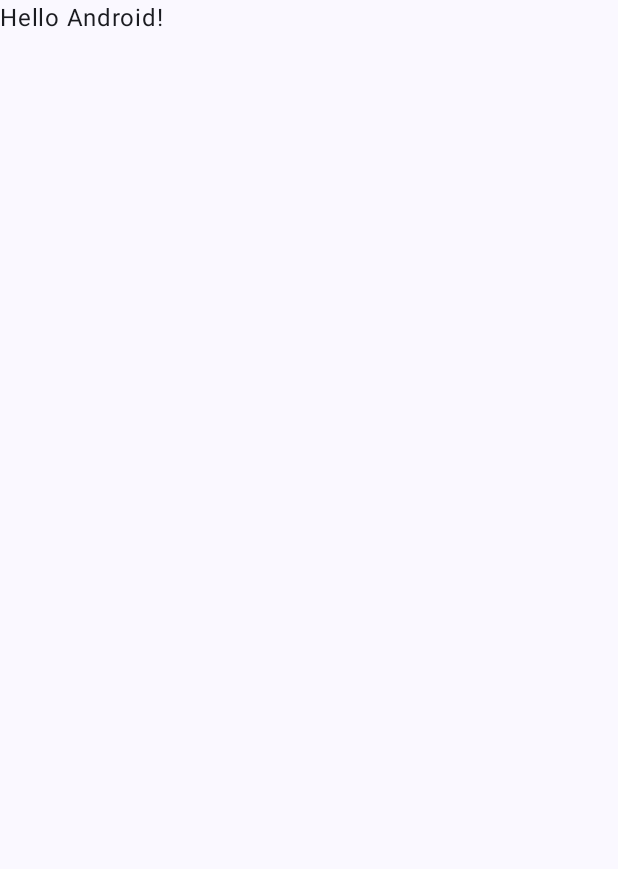
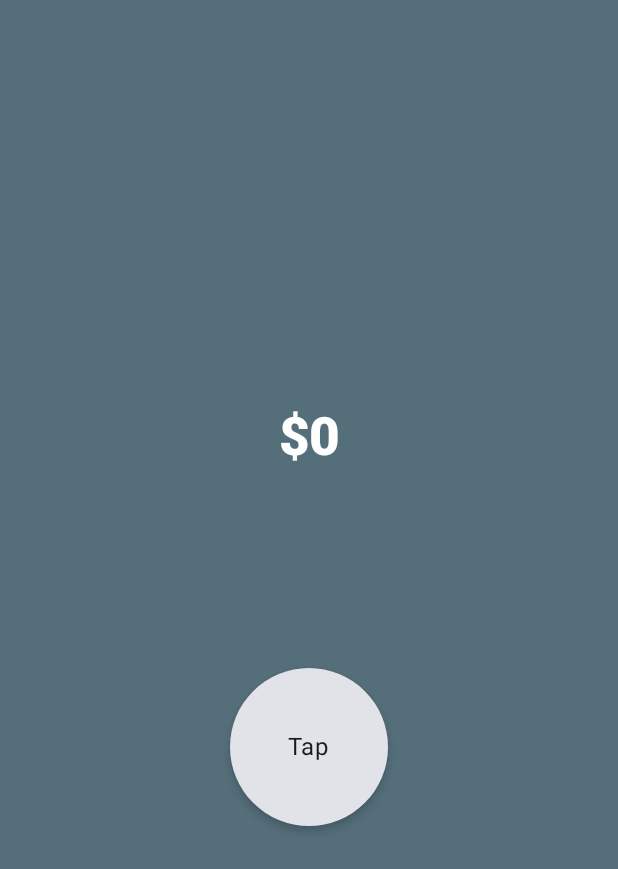
Before and after one commit to MAdem01/JetpackIntro, an Android app built with Jetpack Compose: the screen it shows after launch (MainActivity), on a phone screen of 412 x 824 dp. Before the commit the part shown is almost empty. Shown: the top 869 px of the screen. Run offline under Robolectric (Android 15) with nearby library versions, the phone set to English and light mode, and no system bars.

Commit message:
Finished project

```diff
--- a/app/build.gradle.kts
+++ b/app/build.gradle.kts
@@ -6,12 +6,12 @@ plugins {
 
 android {
     namespace = "com.example.jetpackintro"
-    compileSdk = 34
+    compileSdk = 35
 
     defaultConfig {
         applicationId = "com.example.jetpackintro"
         minSdk = 24
-        targetSdk = 34
+        targetSdk = 35
         versionCode = 1
         versionName = "1.0"
 
--- a/app/src/main/java/com/example/jetpackintro/MainActivity.kt
+++ b/app/src/main/java/com/example/jetpackintro/MainActivity.kt
@@ -3,45 +3,99 @@ package com.example.jetpackintro
 import android.os.Bundle
 import androidx.activity.ComponentActivity
 import androidx.activity.compose.setContent
-import androidx.activity.enableEdgeToEdge
+import androidx.compose.foundation.clickable
+import androidx.compose.foundation.layout.Arrangement
+import androidx.compose.foundation.layout.Box
+import androidx.compose.foundation.layout.Column
+import androidx.compose.foundation.layout.Spacer
 import androidx.compose.foundation.layout.fillMaxSize
+import androidx.compose.foundation.layout.height
 import androidx.compose.foundation.layout.padding
-import androidx.compose.material3.Scaffold
+import androidx.compose.foundation.layout.size
+import androidx.compose.foundation.shape.CircleShape
+import androidx.compose.material3.Card
+import androidx.compose.material3.CardDefaults
+import androidx.compose.material3.Surface
 import androidx.compose.material3.Text
 import androidx.compose.runtime.Composable
+import androidx.compose.runtime.mutableIntStateOf
+import androidx.compose.runtime.remember
+import androidx.compose.ui.Alignment
 import androidx.compose.ui.Modifier
+import androidx.compose.ui.graphics.Color
+import androidx.compose.ui.text.TextStyle
+import androidx.compose.ui.text.font.FontWeight
 import androidx.compose.ui.tooling.preview.Preview
+import androidx.compose.ui.unit.dp
+import androidx.compose.ui.unit.sp
 import com.example.jetpackintro.ui.theme.JetpackIntroTheme
 
 class MainActivity : ComponentActivity() {
     override fun onCreate(savedInstanceState: Bundle?) {
         super.onCreate(savedInstanceState)
-        enableEdgeToEdge()
         setContent {
             JetpackIntroTheme {
-                Scaffold(modifier = Modifier.fillMaxSize()) { innerPadding ->
-                    Greeting(
-                        name = "Android",
-                        modifier = Modifier.padding(innerPadding)
-                    )
-                }
+                MyApp()
             }
         }
     }
 }
 
 @Composable
-fun Greeting(name: String, modifier: Modifier = Modifier) {
-    Text(
-        text = "Hello $name!",
-        modifier = modifier
-    )
+fun MyApp(){
+    val moneyCounter = remember { mutableIntStateOf(0) }
+
+    Surface(
+        modifier = Modifier
+            .fillMaxSize(),
+        color = Color(0xFF546E7A)
+    ) {
+        Column(
+            verticalArrangement = Arrangement.Center,
+            horizontalAlignment = Alignment.CenterHorizontally
+        ) {
+            Text(text = "$${moneyCounter.intValue}",
+                style = TextStyle(
+                    color = Color.White,
+                    fontSize = 35.sp,
+                    fontWeight = FontWeight.ExtraBold
+                )
+            )
+            Spacer(modifier = Modifier
+                .height(130.dp))
+            CreateCircle(moneyCounter = moneyCounter.intValue){newValue ->
+                moneyCounter.intValue = newValue
+            }
+        }
+    }
 }
 
-@Preview(showBackground = true)
 @Composable
-fun GreetingPreview() {
-    JetpackIntroTheme {
-        Greeting("Android")
+fun CreateCircle(moneyCounter: Int = 0, updateCounter: (Int) -> Unit){
+
+
+    Card(
+        modifier = Modifier
+            .padding(3.dp)
+            .size(105.dp)
+            .clickable {
+                updateCounter(moneyCounter + 1)
+            },
+        shape = CircleShape,
+        elevation = CardDefaults.cardElevation(4.dp)
+    ) {
+        Box(
+            modifier = Modifier.fillMaxSize(),
+            contentAlignment = Alignment.Center){
+            Text(text = "Tap")
+        }
     }
 }
+
+@Preview
+@Composable
+fun DefaultPreview(){
+    JetpackIntroTheme {
+        MyApp()
+    }
+}
```
Also changed, not shown: 1 other file.
